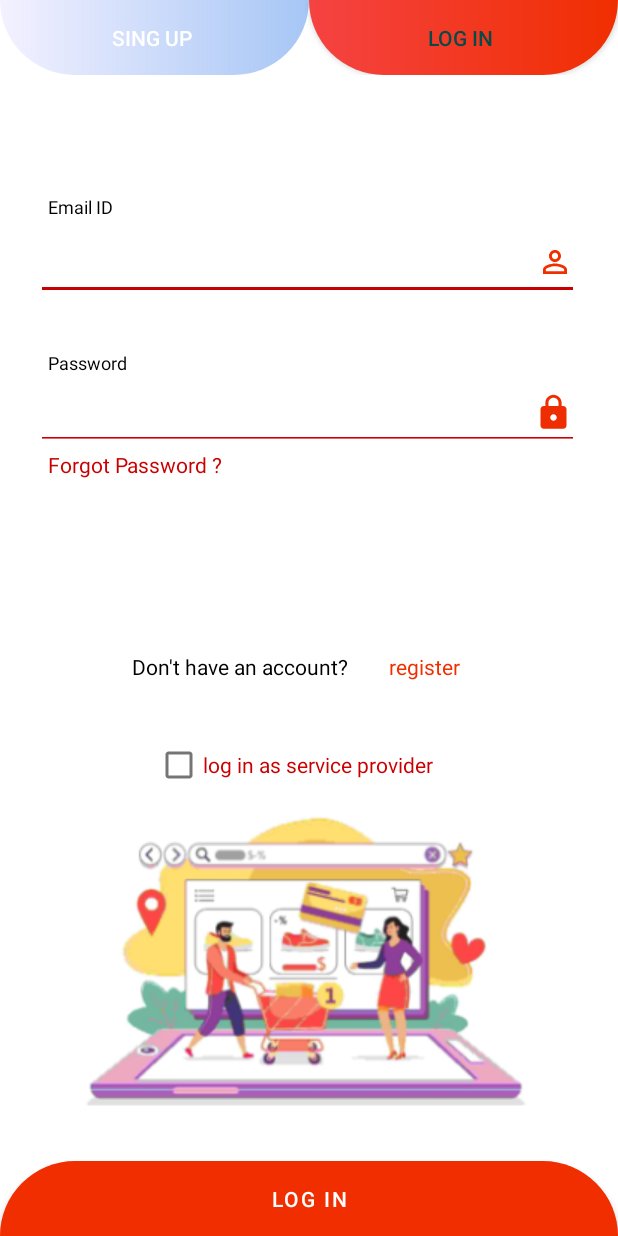
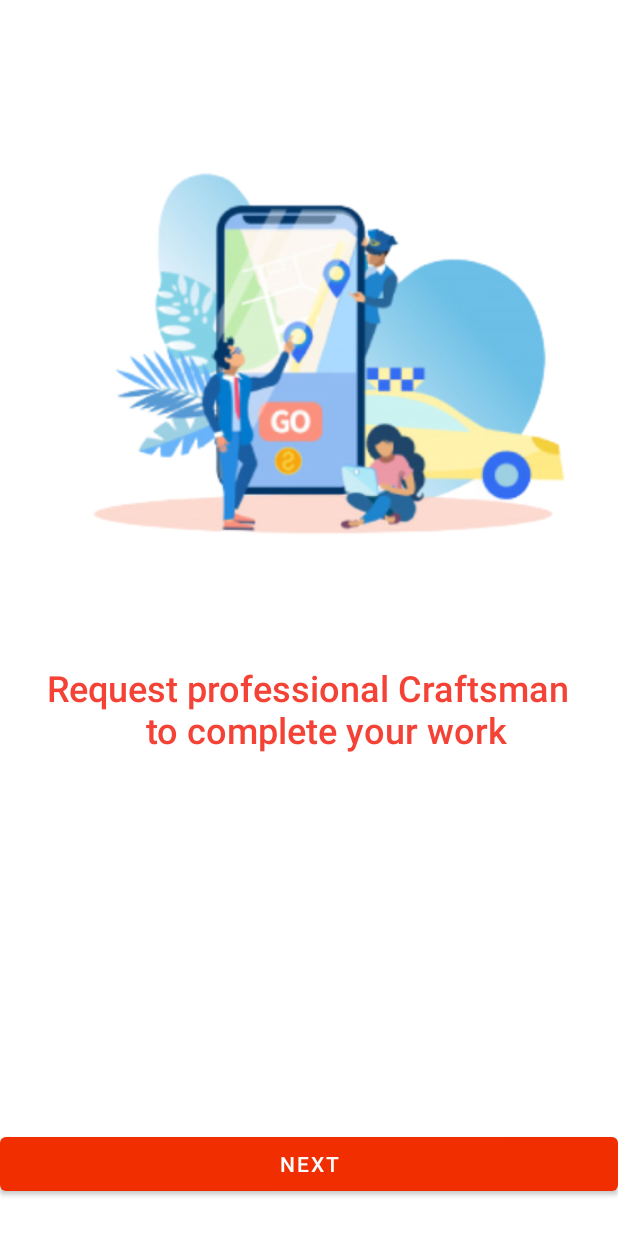
Before and after one commit to masod2/matirialVolley, an Android app: the screen it shows after launch (LogInActivity before the commit, WelcomingActivity after it), on a phone screen of 412 x 824 dp. Run offline under Robolectric (Android 15) with nearby library versions, the phone set to English and light mode, and no system bars.

Commit message:
Add a distinctive welcome screen

```diff
--- a/app/src/main/java/com/example/matirialvolley/SplachActivity.java
+++ b/app/src/main/java/com/example/matirialvolley/SplachActivity.java
@@ -41,6 +41,11 @@ public class SplachActivity extends AppCompatActivity {
             String token = prefs.getString("Token", ""); // احضار قيمة التوكن
             boolean isDelivery = prefs.getBoolean("isDelivery", false);
             // تحديد وجهة المستخدم حسب المتغيرات أعلاه (هل متوفر التوكن اولا ++ هل هو مقدم خدمة أو زبون )
+
+            if (prefs.getBoolean("isFirst",true)) {
+                startActivity(new Intent(getApplicationContext(), WelcomingActivity.class));
+                finish();
+            }else {
             if (token.equals("")) {
                 Toast.makeText(getApplicationContext(), "token not exist ", Toast.LENGTH_SHORT).show();
                 startActivity(new Intent(getApplicationContext(), LogInActivity.class));
@@ -53,10 +58,8 @@ public class SplachActivity extends AppCompatActivity {
                     startActivity(new Intent(getApplicationContext(), CustomerHome.class));
                     finish();
                 }
-
                 Toast.makeText(getApplicationContext(), token, Toast.LENGTH_SHORT).show();
-
-            }
+            }}
 
         }, 2000);
     }
--- /dev/null
+++ b/app/src/main/java/com/example/matirialvolley/WelcomingActivity.java
@@ -0,0 +1,43 @@
+package com.example.matirialvolley;
+
+import androidx.appcompat.app.AppCompatActivity;
+
+import android.app.Activity;
+import android.content.Intent;
+import android.content.SharedPreferences;
+import android.os.Bundle;
+
+import com.example.matirialvolley.databinding.ActivityWelcomingBinding;
+
+
+public class WelcomingActivity extends AppCompatActivity {
+    ActivityWelcomingBinding binding;
+
+    @Override
+    protected void onCreate(Bundle savedInstanceState) {
+        super.onCreate(savedInstanceState);
+        binding = ActivityWelcomingBinding.inflate(getLayoutInflater());
+        setContentView(binding.getRoot());
+
+        final int[] i = {1};
+        binding.button2.setOnClickListener(v -> {
+            if (i[0] == 1) {
+                binding.imageView6.setImageDrawable(getDrawable(R.drawable.fbng));
+                binding.textView.setText("   Fast reservation with technicians \n" +
+                        "               and craftsmen");
+                i[0]++;
+            } else if (i[0] == 2) {
+                binding.imageView6.setImageDrawable(getDrawable(R.drawable.ppp));
+                binding.textView.setText("   Sign in to take advantage of the  \n" +
+                        "              app's unique features");
+                i[0]++;
+            } else {
+                startActivity(new Intent(getApplicationContext(), LogInActivity.class));
+                finish();
+                SharedPreferences prefs = getSharedPreferences("TokenSaver", MODE_PRIVATE);
+                prefs.edit().putBoolean("isFirst", false).apply(); // تخزين العملية  لاستخدامها بشاشة السبلاش
+            }
+
+        });
+    }
+}
--- /dev/null
+++ b/app/src/main/res/layout/activity_welcoming.xml
@@ -0,0 +1,47 @@
+<?xml version="1.0" encoding="utf-8"?>
+<androidx.constraintlayout.widget.ConstraintLayout xmlns:android="http://schemas.android.com/apk/res/android"
+    xmlns:app="http://schemas.android.com/apk/res-auto"
+    xmlns:tools="http://schemas.android.com/tools"
+    android:layout_width="match_parent"
+    android:layout_height="match_parent"
+    tools:context=".WelcomingActivity">
+
+    <Button
+        android:id="@+id/button2"
+        android:layout_width="0dp"
+        android:layout_height="wrap_content"
+        android:layout_marginBottom="24dp"
+        android:text="next"
+        app:layout_constraintBottom_toBottomOf="parent"
+        app:layout_constraintEnd_toEndOf="parent"
+        app:layout_constraintHorizontal_bias="0.0"
+        app:layout_constraintStart_toStartOf="parent" />
+
+    <ImageView
+        android:id="@+id/imageView6"
+        android:layout_width="0dp"
+        android:layout_height="414dp"
+        android:layout_marginTop="28dp"
+        app:layout_constraintEnd_toEndOf="parent"
+        app:layout_constraintHorizontal_bias="0.0"
+        app:layout_constraintStart_toStartOf="parent"
+        app:layout_constraintTop_toTopOf="parent"
+        app:srcCompat="@drawable/sbg" />
+
+    <TextView
+        android:id="@+id/textView"
+        android:layout_width="wrap_content"
+        android:layout_height="wrap_content"
+        android:fontFamily="sans-serif-medium"
+        android:text="  Request professional Craftsman  \n             to complete your work"
+        android:textAlignment="center"
+        android:textAllCaps="false"
+        android:textColor="#F44336"
+        android:textSize="24sp"
+        app:layout_constraintBottom_toTopOf="@+id/button2"
+        app:layout_constraintEnd_toEndOf="parent"
+        app:layout_constraintHorizontal_bias="0.497"
+        app:layout_constraintStart_toStartOf="parent"
+        app:layout_constraintTop_toBottomOf="@+id/imageView6"
+        app:layout_constraintVertical_bias="0.0" />
+</androidx.constraintlayout.widget.ConstraintLayout>
```
Also changed, not shown: app/src/main/AndroidManifest.xml (+7 -0 lines), app/src/main/res/layout/activity_splach.xml (+10 -8 lines), app/src/main/res/drawable/fbng.png (added), app/src/main/res/drawable/ppp.png (added), app/src/main/res/drawable/sbg.png (added).
